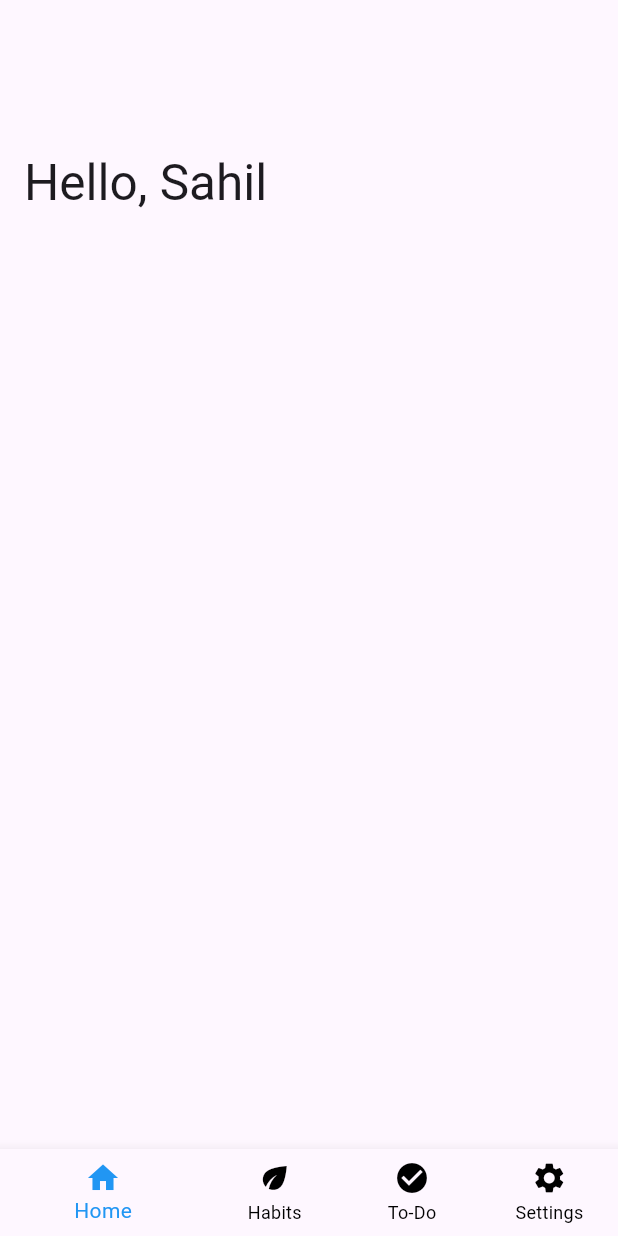
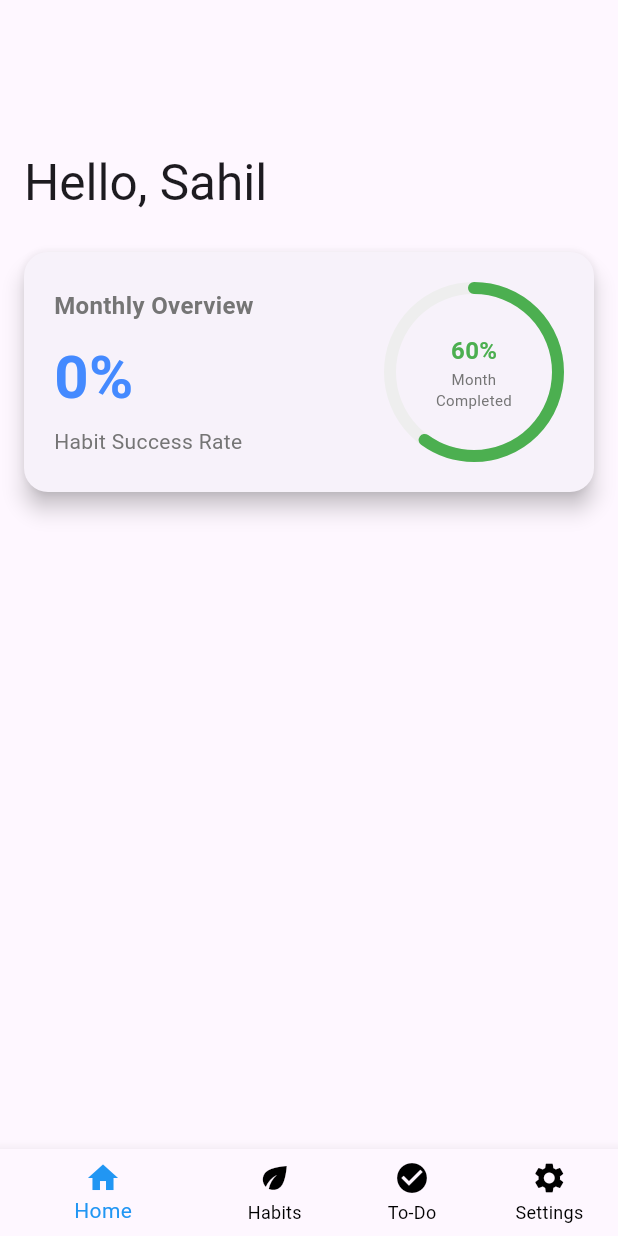
Before and after one commit to sahil-ingle/niyama, a Flutter app: the screen it shows after launch, on a phone screen of 412 x 824 dp. Run offline on Flutter 3.47's test engine with Material 3 defaults, Android fonts, the phone set to English and light mode, and no system bars; drawn by our look-alikes of percent_indicator; our stand-ins replace animated_custom_dropdown, flutter_toggle_tab, hive, hive_flutter, icons_plus, table_calendar; missing offline and left inert: time_picker_spinner_pop_up; accounts and stored records are empty.

Commit message:
added monthly overview

```diff
--- a/lib/main.dart
+++ b/lib/main.dart
@@ -19,6 +19,6 @@ class MainApp extends StatelessWidget {
 
   @override
   Widget build(BuildContext context) {
-    return const MaterialApp(home: NavigationPage());
+    return MaterialApp(home: NavigationPage());
   }
 }
--- a/lib/pages/home_page.dart
+++ b/lib/pages/home_page.dart
@@ -1,10 +1,43 @@
 import 'package:flutter/material.dart';
+import 'package:intl/intl.dart';
+import 'package:niyama/models/boxes.dart';
+import 'package:niyama/models/habit.dart';
+import 'package:percent_indicator/circular_percent_indicator.dart';
 
 class HomePage extends StatelessWidget {
   const HomePage({super.key});
 
+  int getTotalCompletedHabit() {
+    DateTime now = DateTime.now();
+    DateTime startOfMonth = DateTime(now.year, now.month, 1);
+
+    int completedHabit = 0;
+
+    for (int i = 0; i < now.day; i++) {
+      DateTime currentDay = startOfMonth.add(Duration(days: i));
+      String formattedTime = DateFormat('dd-MM-yyyy').format(currentDay);
+
+      for (int j = 0; j < boxHabit.length; j++) {
+        Habit myHabit = boxHabit.getAt(j);
+        if (myHabit.streakDates.containsKey(formattedTime)) {
+          completedHabit++;
+        }
+      }
+    }
+    return completedHabit;
+  }
+
   @override
   Widget build(BuildContext context) {
+    final DateTime now = DateTime.now();
+    final int totalDaysinMonth = DateTime(now.year, now.month + 1, 0).day;
+    final double monthCompleted = now.day / totalDaysinMonth;
+    final int totalHabits = boxHabit.length * now.day;
+    final int completedHabit = getTotalCompletedHabit();
+    final double successRate = totalHabits == 0
+        ? 0
+        : completedHabit / totalHabits;
+
     return CustomScrollView(
       slivers: [
         SliverAppBar(
@@ -15,6 +48,86 @@ class HomePage extends StatelessWidget {
             titlePadding: EdgeInsets.only(left: 16, bottom: 16),
           ),
         ),
+        SliverList.list(
+          children: [
+            Card(
+              margin: EdgeInsets.symmetric(horizontal: 16, vertical: 8),
+              elevation: 6,
+              shape: RoundedRectangleBorder(
+                borderRadius: BorderRadius.circular(16),
+              ),
+              child: Padding(
+                padding: const EdgeInsets.all(20.0),
+                child: Row(
+                  children: [
+                    Column(
+                      crossAxisAlignment: CrossAxisAlignment.start,
+                      children: [
+                        Text(
+                          "Monthly Overview",
+                          style: TextStyle(
+                            fontSize: 16,
+                            fontWeight: FontWeight.w600,
+                            color: Colors.grey[600],
+                          ),
+                        ),
+                        SizedBox(height: 8),
+                        Text(
+                          "${(successRate * 100).toStringAsFixed(0)}%",
+                          style: TextStyle(
+                            fontSize: 40,
+                            fontWeight: FontWeight.bold,
+                            color: Colors.blueAccent,
+                          ),
+                        ),
+                        SizedBox(height: 4),
+                        Text(
+                          "Habit Success Rate",
+                          style: TextStyle(
+                            fontSize: 14,
+                            color: Colors.grey[600],
+                          ),
+                        ),
+                      ],
+                    ),
+                    Spacer(),
+                    CircularPercentIndicator(
+                      radius: 60.0,
+                      lineWidth: 8.0,
+                      percent: monthCompleted,
+                      center: Column(
+                        mainAxisAlignment: MainAxisAlignment.center,
+                        children: [
+                          Text(
+                            "${(monthCompleted * 100).toStringAsFixed(0)}%",
+                            style: TextStyle(
+                              fontWeight: FontWeight.bold,
+                              fontSize: 16,
+                              color: Colors.green,
+                            ),
+                          ),
+                          Text(
+                            "Month\nCompleted",
+                            textAlign: TextAlign.center,
+                            style: TextStyle(
+                              fontSize: 10,
+                              color: Colors.grey[600],
+                            ),
+                          ),
+                        ],
+                      ),
+                      progressColor: Colors.green,
+                      backgroundColor: Colors.grey[200]!,
+                      circularStrokeCap: CircularStrokeCap.round,
+                      animation: true,
+                      animationDuration: 1200,
+                    ),
+                  ],
+                ),
+              ),
+            ),
+          ],
+        ),
       ],
     );
   }
```
